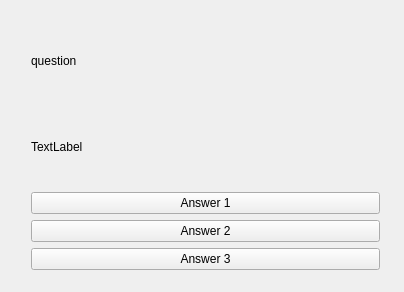
First picture: the form in mainwindow.ui, repository sonhal/QT_quiz, before the edit.
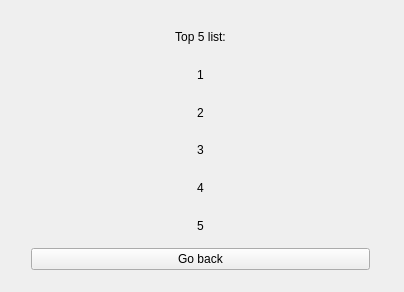
Second picture: the form after the edit.

Commit message: Started scoreboard

Diff of the .ui file:
```diff
--- a/mainwindow.ui
+++ b/mainwindow.ui
@@ -31,7 +31,7 @@
      <rect>
       <x>20</x>
       <y>10</y>
-      <width>371</width>
+      <width>361</width>
       <height>271</height>
      </rect>
     </property>
@@ -42,7 +42,7 @@
      </size>
     </property>
     <property name="currentIndex">
-     <number>4</number>
+     <number>3</number>
     </property>
     <widget class="QWidget" name="start">
      <layout class="QVBoxLayout" name="verticalLayout">
@@ -190,6 +190,77 @@
       </item>
      </layout>
     </widget>
+    <widget class="QWidget" name="scoreboard">
+     <layout class="QVBoxLayout" name="verticalLayout_6">
+      <item>
+       <widget class="QLabel" name="label_14">
+        <property name="text">
+         <string>Top 5 list:</string>
+        </property>
+        <property name="alignment">
+         <set>Qt::AlignCenter</set>
+        </property>
+       </widget>
+      </item>
+      <item>
+       <widget class="QLabel" name="score_label_1">
+        <property name="text">
+         <string>1</string>
+        </property>
+        <property name="alignment">
+         <set>Qt::AlignCenter</set>
+        </property>
+       </widget>
+      </item>
+      <item>
+       <widget class="QLabel" name="score_label_2">
+        <property name="text">
+         <string>2</string>
+        </property>
+        <property name="alignment">
+         <set>Qt::AlignCenter</set>
+        </property>
+       </widget>
+      </item>
+      <item>
+       <widget class="QLabel" name="score_label_3">
+        <property name="text">
+         <string>3</string>
+        </property>
+        <property name="alignment">
+         <set>Qt::AlignCenter</set>
+        </property>
+       </widget>
+      </item>
+      <item>
+       <widget class="QLabel" name="score_label_4">
+        <property name="text">
+         <string>4</string>
+        </property>
+        <property name="alignment">
+         <set>Qt::AlignCenter</set>
+        </property>
+       </widget>
+      </item>
+      <item>
+       <widget class="QLabel" name="score_label_5">
+        <property name="text">
+         <string>5</string>
+        </property>
+        <property name="alignment">
+         <set>Qt::AlignCenter</set>
+        </property>
+       </widget>
+      </item>
+      <item>
+       <widget class="QPushButton" name="scoreboard_gotomenu_button">
+        <property name="text">
+         <string>Go back</string>
+        </property>
+       </widget>
+      </item>
+     </layout>
+    </widget>
     <widget class="QWidget" name="quiz_options">
      <layout class="QVBoxLayout" name="verticalLayout_5">
       <item>
```
Left out of the diff: 9 changed lines with no effect on the pictures. The commit also changes 3 other files.
